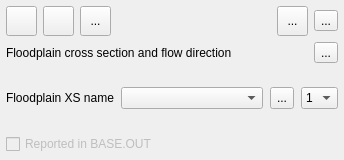
First picture: the form in flo2d/ui/fpxsec_editor.ui, repository FLO-2DSoftware/qgis-flo-2d-plugin, before the edit.
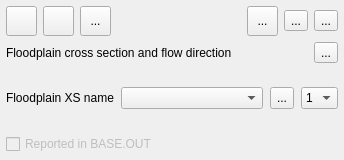
Second picture: the form after the edit. Icons and pictures are not drawn.

Commit message: Added the delete schematized floodplain xs button

```diff
--- a/flo2d/ui/fpxsec_editor.ui
+++ b/flo2d/ui/fpxsec_editor.ui
@@ -178,6 +178,26 @@
        </property>
       </widget>
      </item>
+     <item>
+      <widget class="QToolButton" name="del_schem_fpxs_btn">
+       <property name="toolTip">
+        <string>Delete schematized floodplain cross-sections</string>
+       </property>
+       <property name="text">
+        <string>...</string>
+       </property>
+       <property name="icon">
+        <iconset>
+         <normaloff>../img/delete_schematize_fpxs.svg</normaloff>../img/delete_schematize_fpxs.svg</iconset>
+       </property>
+       <property name="iconSize">
+        <size>
+         <width>24</width>
+         <height>24</height>
+        </size>
+       </property>
+      </widget>
+     </item>
      <item>
       <widget class="QToolButton" name="help_btn">
        <property name="toolTip">
```
Left out of the diff: 2 changed lines with no effect on the pictures. The commit also changes 2 other files.
